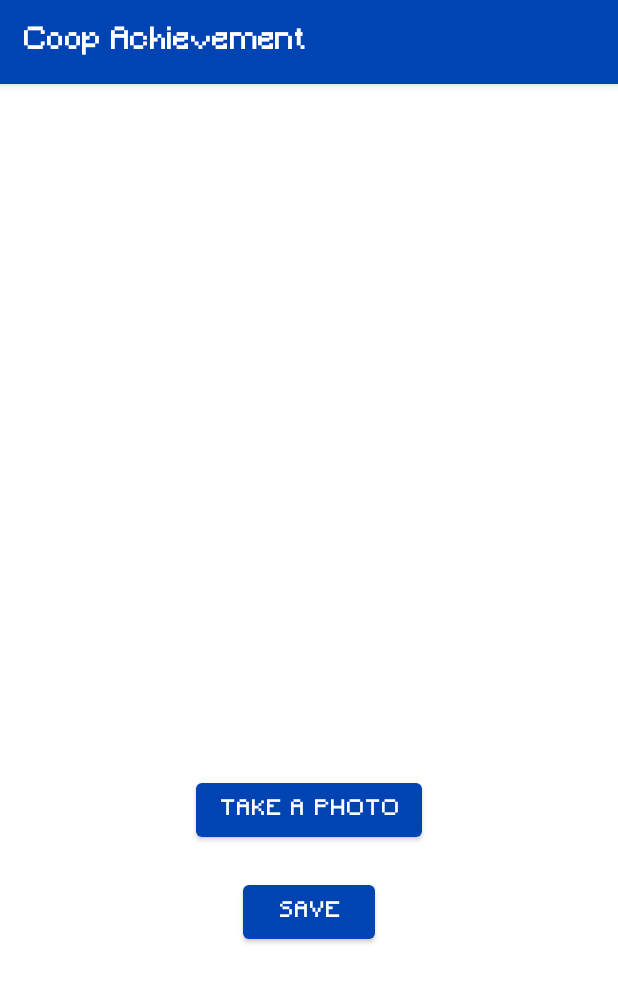
After one commit to Lucas-liu1/Cmpt-276-Group-Work, an Android app: the Photo screen opened directly, with no data from a screen before it, on a phone screen of 412 x 824 dp. The commit adds this screen. Shown: the top 982 px of the screen. Run offline under Robolectric (Android 15) with nearby library versions, the phone set to English and light mode, and no system bars.

Commit message:
Add the function of turning on the camera

```diff
--- /dev/null
+++ b/myapplication2/src/main/java/ca/cmpt276/myapplication2/Photo.java
@@ -0,0 +1,103 @@
+package ca.cmpt276.myapplication2;
+
+import androidx.annotation.NonNull;
+import androidx.annotation.Nullable;
+import androidx.appcompat.app.AppCompatActivity;
+import androidx.core.app.ActivityCompat;
+import androidx.core.content.ContextCompat;
+
+import android.Manifest;
+import android.app.Activity;
+import android.content.Intent;
+import android.content.pm.PackageManager;
+import android.graphics.Bitmap;
+import android.os.Bundle;
+import android.provider.MediaStore;
+import android.view.View;
+import android.widget.Button;
+import android.widget.ImageView;
+import android.widget.Toast;
+
+public class Photo extends AppCompatActivity {
+    public final static int PERMISSION_CODE = 001;
+    public final static int REQUEST_CODE = 002;
+    private ImageView Photo;
+    private Button TakePhoto;
+    private Button SavePhoto;
+
+    @Override
+    protected void onCreate(Bundle savedInstanceState) {
+        super.onCreate(savedInstanceState);
+        Photo = findViewById(R.id.imv_photo);
+        TakePhoto = findViewById(R.id.btn_takePhoto);
+        SavePhoto = findViewById(R.id.btn_savePhoto);
+
+        setContentView(R.layout.activity_photo);
+        setPhotoClickCallback();
+    }
+
+    @Override
+    protected void onResume() {
+        super.onResume();
+        Photo = findViewById(R.id.imv_photo);
+        TakePhoto = findViewById(R.id.btn_takePhoto);
+        SavePhoto = findViewById(R.id.btn_savePhoto);
+
+    }
+
+    private void setPhotoClickCallback() {
+        TakePhoto = findViewById(R.id.btn_takePhoto);
+        TakePhoto.setOnClickListener(new View.OnClickListener() {
+            @Override
+            public void onClick(View view) {
+                cameraPermission();
+            }
+        });
+    }
+
+    private void setSavePhotoClickCallback() {
+        SavePhoto.setOnClickListener(new View.OnClickListener() {
+            @Override
+            public void onClick(View view) {
+                Toast.makeText(Photo.this, "Saved!", Toast.LENGTH_SHORT).show();
+            }
+        });
+    }
+
+
+    private void cameraPermission(){
+        if(ContextCompat.checkSelfPermission(this, Manifest.permission.CAMERA) != PackageManager.PERMISSION_GRANTED){
+            String[] s = {Manifest.permission.CAMERA};
+            ActivityCompat.requestPermissions(this, s, PERMISSION_CODE);
+        }
+        else{
+            openCamera();
+        }
+    }
+
+    @Override
+    public void onRequestPermissionsResult(int requestCode, @NonNull String[] permissions, @NonNull int[] grantResults) {
+        super.onRequestPermissionsResult(requestCode, permissions, grantResults);
+
+        if(requestCode == PERMISSION_CODE){
+            if((grantResults.length > 0) && (grantResults[0] == PackageManager.PERMISSION_GRANTED)){
+                openCamera();
+            }
+            else{
+                Toast.makeText(this,"Please accept the Camera Permission for taking photo", Toast.LENGTH_LONG).show();
+            }
+        }
+    }
+
+    private void openCamera(){
+        Intent camera = new Intent(MediaStore.ACTION_IMAGE_CAPTURE);
+        startActivityForResult(camera, REQUEST_CODE);
+    }
+
+    @Override
+    protected void onActivityResult(int requestCode, int resultCode, @Nullable Intent data) {
+        super.onActivityResult(requestCode, resultCode, data);
+        Bitmap image = (Bitmap) data.getExtras().get("data");
+        Photo.setImageBitmap(image);
+    }
+}
--- /dev/null
+++ b/myapplication2/src/main/res/layout/activity_photo.xml
@@ -0,0 +1,38 @@
+<?xml version="1.0" encoding="utf-8"?>
+<androidx.constraintlayout.widget.ConstraintLayout xmlns:android="http://schemas.android.com/apk/res/android"
+    xmlns:app="http://schemas.android.com/apk/res-auto"
+    xmlns:tools="http://schemas.android.com/tools"
+    android:layout_width="match_parent"
+    android:layout_height="match_parent"
+    tools:context=".Photo">
+
+    <ImageView
+        android:id="@+id/imv_photo"
+        android:layout_width="245dp"
+        android:layout_height="268dp"
+        android:layout_marginTop="128dp"
+        app:layout_constraintEnd_toEndOf="parent"
+        app:layout_constraintStart_toStartOf="parent"
+        app:layout_constraintTop_toTopOf="parent"
+        tools:srcCompat="@tools:sample/avatars" />
+
+    <Button
+        android:id="@+id/btn_takePhoto"
+        android:layout_width="wrap_content"
+        android:layout_height="wrap_content"
+        android:layout_marginTop="64dp"
+        android:text="Take a photo"
+        app:layout_constraintEnd_toEndOf="parent"
+        app:layout_constraintStart_toStartOf="parent"
+        app:layout_constraintTop_toBottomOf="@+id/imv_photo" />
+
+    <Button
+        android:id="@+id/btn_savePhoto"
+        android:layout_width="wrap_content"
+        android:layout_height="wrap_content"
+        android:layout_marginTop="20dp"
+        android:text="Save"
+        app:layout_constraintEnd_toEndOf="parent"
+        app:layout_constraintStart_toStartOf="parent"
+        app:layout_constraintTop_toBottomOf="@+id/btn_takePhoto" />
+</androidx.constraintlayout.widget.ConstraintLayout>
--- a/myapplication2/src/main/res/values/strings.xml
+++ b/myapplication2/src/main/res/values/strings.xml
@@ -1,6 +1,6 @@
 <resources>
     <string name="app_name">Coop Achievement</string>
-    <string name="EnterNumberOfPlayers">   Enter number of players</string >
+    <string name="EnterNumberOfPlayers">   Enter number of players</string>
     <string name="show_level">Show Level</string>
     <string name="levelList">Level List</string>
     <string name="add_game_play">add game play</string>
```
Also changed, not shown: myapplication2/src/main/AndroidManifest.xml (+21 -12 lines), myapplication2/src/main/java/ca/cmpt276/myapplication2/AddGamePlay.java (+23 -3 lines), myapplication2/src/main/res/layout/activity_game_addplay.xml (+11 -1 lines).
